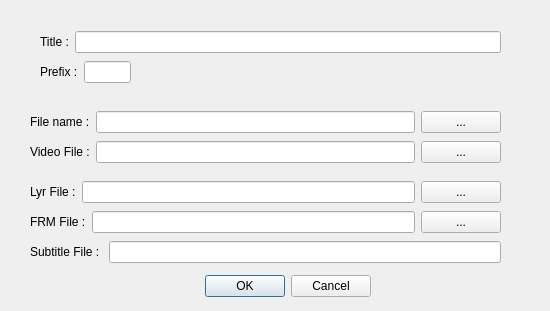
This is QToyTime/newtimedialog.ui in Toyunda/toyunda as Qt 5 draws it before an edit. The edited form follows.
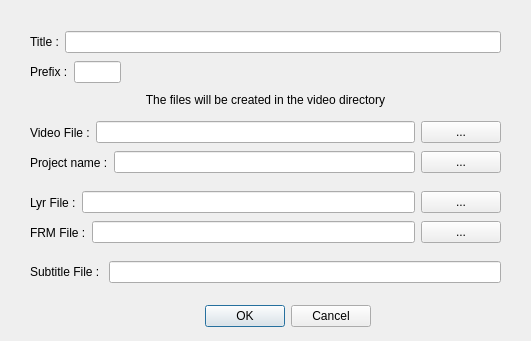
This is the edited form. Icons and pictures are not drawn.

```diff
--- a/QToyTime/newtimedialog.ui
+++ b/QToyTime/newtimedialog.ui
@@ -6,8 +6,8 @@
    <rect>
     <x>0</x>
     <y>0</y>
-    <width>550</width>
-    <height>311</height>
+    <width>531</width>
+    <height>341</height>
    </rect>
   </property>
   <property name="windowTitle">
@@ -17,7 +17,7 @@
    <property name="geometry">
     <rect>
      <x>30</x>
-     <y>270</y>
+     <y>300</y>
      <width>341</width>
      <height>32</height>
     </rect>
@@ -32,9 +32,9 @@
   <widget class="QWidget" name="layoutWidget">
    <property name="geometry">
     <rect>
-     <x>40</x>
+     <x>30</x>
      <y>30</y>
-     <width>461</width>
+     <width>471</width>
      <height>24</height>
     </rect>
    </property>
@@ -54,7 +54,7 @@
   <widget class="QWidget" name="layoutWidget">
    <property name="geometry">
     <rect>
-     <x>40</x>
+     <x>30</x>
      <y>60</y>
      <width>91</width>
      <height>24</height>
@@ -77,16 +77,16 @@
    <property name="geometry">
     <rect>
      <x>30</x>
-     <y>110</y>
+     <y>150</y>
      <width>471</width>
-     <height>24</height>
+     <height>25</height>
     </rect>
    </property>
    <layout class="QHBoxLayout" name="horizontalLayout_3">
     <item>
      <widget class="QLabel" name="label_3">
       <property name="text">
-       <string>File name :</string>
+       <string>Project name :</string>
       </property>
      </widget>
     </item>
@@ -106,9 +106,9 @@
    <property name="geometry">
     <rect>
      <x>30</x>
-     <y>180</y>
+     <y>190</y>
      <width>471</width>
-     <height>24</height>
+     <height>25</height>
     </rect>
    </property>
    <layout class="QHBoxLayout" name="horizontalLayout_4">
@@ -135,9 +135,9 @@
    <property name="geometry">
     <rect>
      <x>30</x>
-     <y>210</y>
+     <y>220</y>
      <width>471</width>
-     <height>24</height>
+     <height>25</height>
     </rect>
    </property>
    <layout class="QHBoxLayout" name="horizontalLayout_5">
@@ -164,9 +164,9 @@
    <property name="geometry">
     <rect>
      <x>30</x>
-     <y>140</y>
+     <y>120</y>
      <width>471</width>
-     <height>24</height>
+     <height>25</height>
     </rect>
    </property>
    <layout class="QHBoxLayout" name="horizontalLayout_6">
@@ -189,11 +189,11 @@
     </item>
    </layout>
   </widget>
-  <widget class="QWidget" name="">
+  <widget class="QWidget" name="layoutWidget">
    <property name="geometry">
     <rect>
      <x>30</x>
-     <y>240</y>
+     <y>260</y>
      <width>471</width>
      <height>24</height>
     </rect>
@@ -211,6 +211,23 @@
     </item>
    </layout>
   </widget>
+  <widget class="QLabel" name="label_8">
+   <property name="geometry">
+    <rect>
+     <x>30</x>
+     <y>90</y>
+     <width>471</width>
+     <height>20</height>
+    </rect>
+   </property>
+   <property name="text">
+    <string>The files will be created in the video directory</string>
+   </property>
+   <property name="alignment">
+    <set>Qt::AlignCenter</set>
+   </property>
+  </widget>
+  <zorder>layoutWidget</zorder>
   <zorder>layoutWidget</zorder>
   <zorder>layoutWidget</zorder>
   <zorder>layoutWidget</zorder>
```
Left out of the diff: 16 changed lines with no effect on the pictures.
